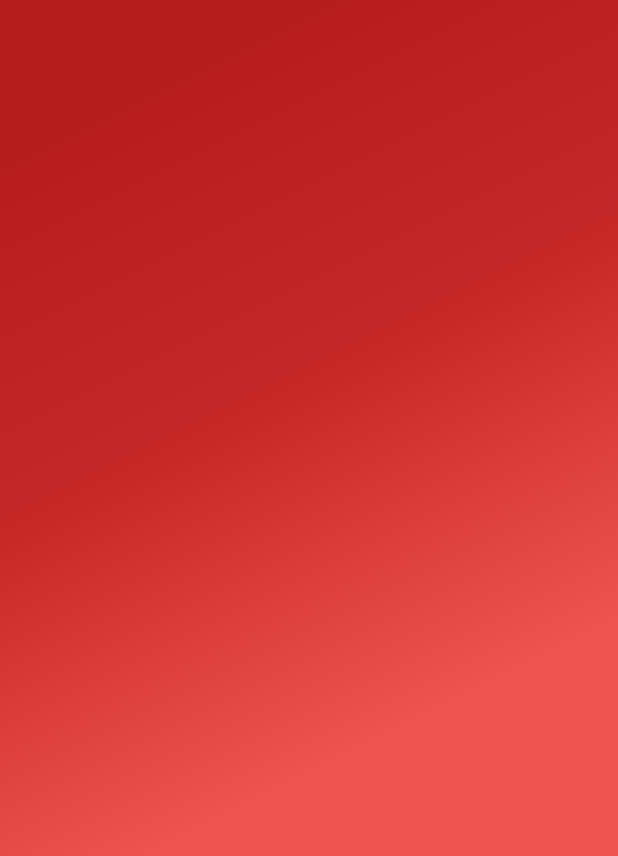
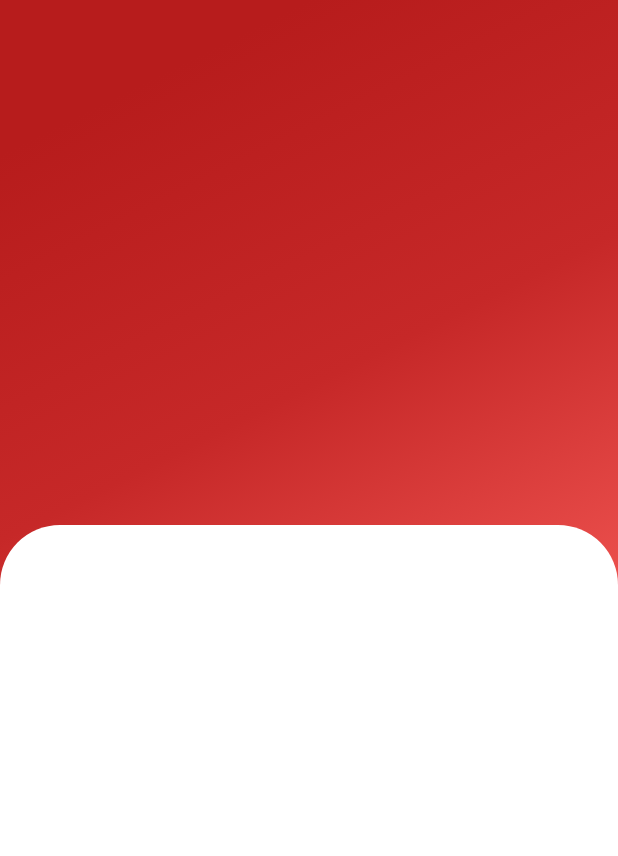
Before and after one commit to alttiplano/Mi_Tiendita, a Flutter app: the screen it shows after launch, on a phone screen of 412 x 824 dp. Shown: the top 856 px of the screen. Run offline on Flutter 3.47's test engine with Material 3 defaults, Android fonts, the phone set to English and light mode, and no system bars.

Commit message:
:arrow_up: Update `new 2.0`

```diff
--- a/lib/src/pages/auth/login/login_page.dart
+++ b/lib/src/pages/auth/login/login_page.dart
@@ -18,6 +18,22 @@ class LoginPage extends StatelessWidget {
             ],
           ),
         ),
+        child: Column(
+          children: <Widget>[
+            const SizedBox(height: 350),
+            Expanded(
+              child: Container(
+                decoration: const BoxDecoration(
+                  color: CardColor.card,
+                  borderRadius: BorderRadius.only(
+                    topLeft: Radius.circular(40),
+                    topRight: Radius.circular(40),
+                  ),
+                ),
+              ),
+            )
+          ],
+        ),
       ),
     );
   }
--- a/lib/src/pages/auth/login/themes/colors.dart
+++ b/lib/src/pages/auth/login/themes/colors.dart
@@ -1,7 +1,13 @@
 import 'package:flutter/material.dart';
 
+// Background colors for the login page
 class AppColors {
   static const Color red900 = Color(0xFFB71C1C);
   static const Color red800 = Color(0xFFC62828);
   static const Color red400 = Color(0xFFEF5350);
 }
+
+// Color card
+class CardColor {
+  static const Color card = Color(0xFFffffff);
+}
```
